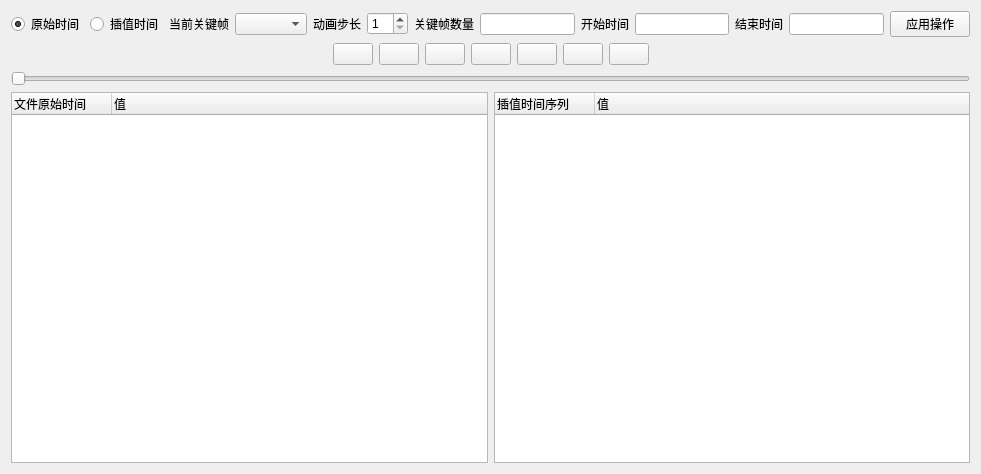
hu-shuhan/editOpeniGame, file Qt/Resources/UI/Animation.ui: the form before one commit.
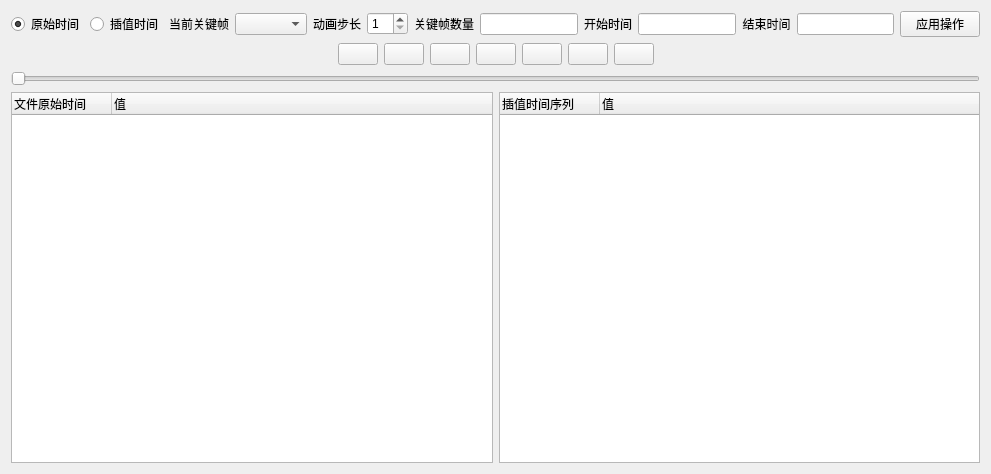
The form after the commit. Icons and pictures are not drawn. Custom widgets are drawn as their Qt base class.

The edit to the form file:
```diff
--- a/Qt/Resources/UI/Animation.ui
+++ b/Qt/Resources/UI/Animation.ui
@@ -6,7 +6,7 @@
    <rect>
     <x>0</x>
     <y>0</y>
-    <width>981</width>
+    <width>991</width>
     <height>474</height>
    </rect>
   </property>
```
Left out of the diff: 14 changed lines with no effect on the pictures.
